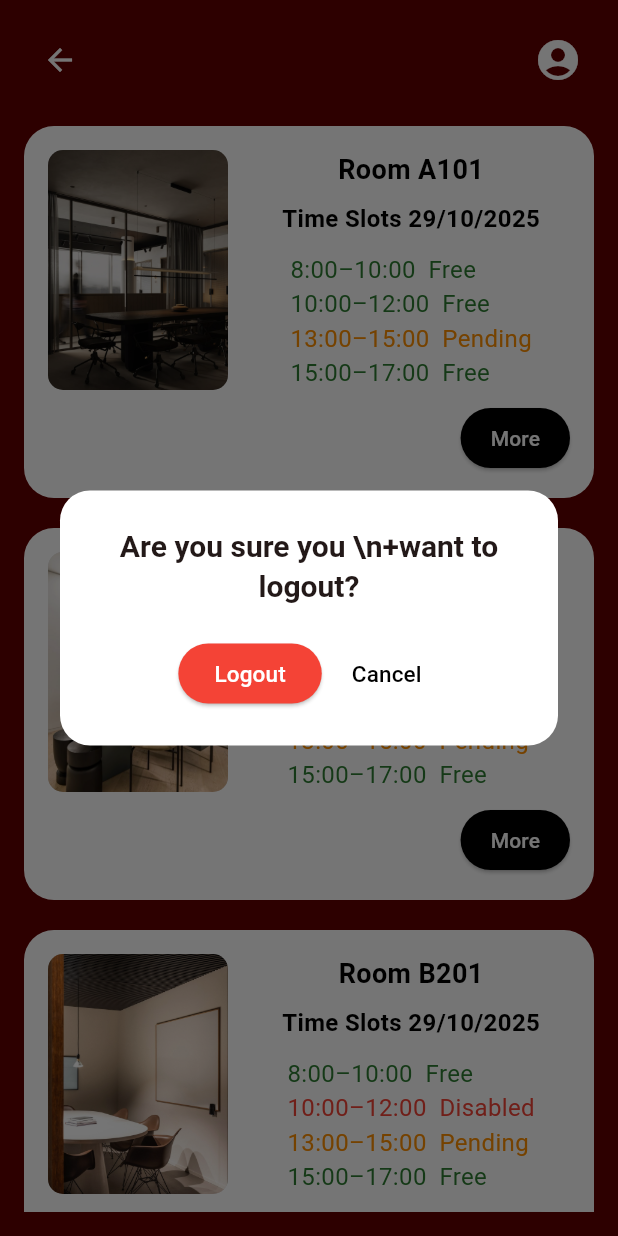
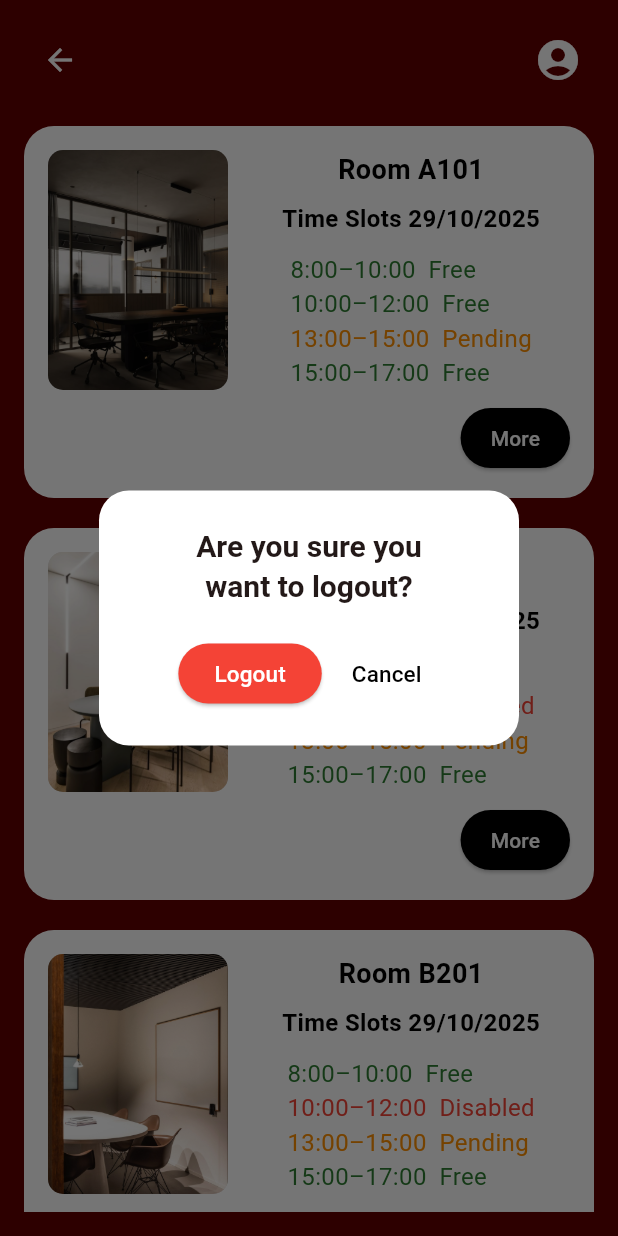
Before and after one commit to bxen/roombooking, a Flutter app: the Stdroomlist screen opened directly, after a tap on the "account circle" icon, on a phone screen of 412 x 824 dp. Run offline on Flutter 3.47's test engine with Material 3 defaults, Android fonts, the phone set to English and light mode, and no system bars; our stand-ins replace google_fonts; Roboto replaces fonts that are missing (Alice).

```diff
--- a/lib/student/widgets/student_navbar.dart
+++ b/lib/student/widgets/student_navbar.dart
@@ -79,7 +79,7 @@ class StudentNavbar extends StatelessWidget {
                   borderRadius: BorderRadius.circular(20),
                 ),
                 title: Text(
-                  'Are you sure you \\n+want to logout?',
+                  'Are you sure you \nwant to logout?',
                   textAlign: TextAlign.center,
                   style: GoogleFonts.alice(
                     fontSize: 20,
```
